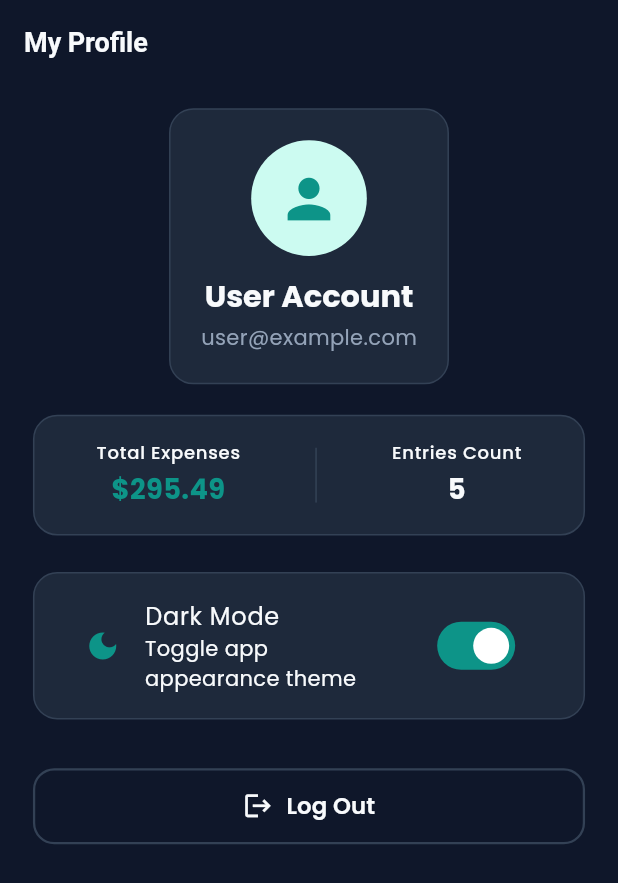
After one commit to shohanur55/mini_expense_tracker, a Flutter app: the ProfileView screen opened directly, after a tap on "Dark Mode", on a phone screen of 412 x 824 dp. The commit adds this screen. Shown: the top 883 px of the screen. Run offline on Flutter 3.47's test engine with Material 3 defaults, Android fonts, the phone set to English and light mode, and no system bars; our stand-ins replace fl_chart, flutter_screenutil, get, get_storage, google_fonts; accounts and stored records are empty.

Commit message:
Add profile screen and refactor form widgets
Introduces a new `ProfileView` with user info, expense stats, theme toggle, and logout confirmation. Refactors date selection to a simpler `showDatePicker`-based `CustomDatePicker`, adds a reusable generic `CustomDropdown`, and adds `ExpenseService` plus `DateFormatter` utilities to centralize expense storage and formatting. Removes unused legacy GetX controllers and the old commented logout dialog helper.

```diff
--- /dev/null
+++ b/lib/core/service/expense_service.dart
@@ -0,0 +1,123 @@
+import 'package:get/get.dart';
+import 'package:get_storage/get_storage.dart';
+import '../../feature/expense/model/expense_model.dart';
+
+class ExpenseService extends GetxService {
+  static ExpenseService get to => Get.find<ExpenseService>();
+  final _storage = GetStorage();
+
+  static const String _expensesKey = 'user_expenses_list';
+
+  Future<List<ExpenseModel>> getExpenses(String userId) async {
+    await Future.delayed(const Duration(milliseconds: 300)); // Simulate async fetch
+    final rawList = _storage.read<List<dynamic>>(_expensesKey) ?? [];
+
+    final List<ExpenseModel> userExpenses = [];
+    for (var item in rawList) {
+      if (item is Map<String, dynamic>) {
+        final expense = ExpenseModel.fromJson(item);
+        if (expense.userId == userId || userId.isEmpty) {
+          userExpenses.add(expense);
+        }
+      }
+    }
+
+    // Default mock expenses if user has no expenses initially (for demo excellence)
+    if (userExpenses.isEmpty && userId.isNotEmpty) {
+      final initialMocks = _generateDefaultMocks(userId);
+      await saveAllExpenses(initialMocks);
+      return initialMocks;
+    }
+
+    // Sort by date descending (newest first)
+    userExpenses.sort((a, b) => b.date.compareTo(a.date));
+    return userExpenses;
+  }
+
+  Future<void> addExpense(ExpenseModel expense) async {
+    await Future.delayed(const Duration(milliseconds: 400));
+    final rawList = _storage.read<List<dynamic>>(_expensesKey) ?? [];
+    rawList.add(expense.toJson());
+    await _storage.write(_expensesKey, rawList);
+  }
+
+  Future<void> updateExpense(ExpenseModel updatedExpense) async {
+    await Future.delayed(const Duration(milliseconds: 400));
+    final rawList = _storage.read<List<dynamic>>(_expensesKey) ?? [];
+    final index = rawList.indexWhere(
+      (element) => element is Map && element['id'] == updatedExpense.id,
+    );
+
+    if (index != -1) {
+      rawList[index] = updatedExpense.toJson();
+      await _storage.write(_expensesKey, rawList);
+    } else {
+      throw 'Expense not found to update';
+    }
+  }
+
+  Future<void> deleteExpense(String expenseId) async {
+    await Future.delayed(const Duration(milliseconds: 300));
+    final rawList = _storage.read<List<dynamic>>(_expensesKey) ?? [];
+    rawList.removeWhere(
+      (element) => element is Map && element['id'] == expenseId,
+    );
+    await _storage.write(_expensesKey, rawList);
+  }
+
+  Future<void> saveAllExpenses(List<ExpenseModel> expenses) async {
+    final rawList = expenses.map((e) => e.toJson()).toList();
+    await _storage.write(_expensesKey, rawList);
+  }
+
+  List<ExpenseModel> _generateDefaultMocks(String userId) {
+    final now = DateTime.now();
+    return [
+      ExpenseModel(
+        id: 'mock_1',
+        userId: userId,
+        amount: 45.50,
+        category: 'Food & Dining',
+        date: now.subtract(const Duration(hours: 3)),
+        note: 'Grocery shopping & fresh veggies',
+        createdAt: now.subtract(const Duration(hours: 3)),
+      ),
+      ExpenseModel(
+        id: 'mock_2',
+        userId: userId,
+        amount: 25.00,
+        category: 'Transportation',
+        date: now.subtract(const Duration(days: 1)),
+        note: 'Uber ride to city center',
+        createdAt: now.subtract(const Duration(days: 1)),
+      ),
+      ExpenseModel(
+        id: 'mock_3',
+        userId: userId,
+        amount: 120.00,
+        category: 'Bills & Utilities',
+        date: now.subtract(const Duration(days: 2)),
+        note: 'Electricity bill payment',
+        createdAt: now.subtract(const Duration(days: 2)),
+      ),
+      ExpenseModel(
+        id: 'mock_4',
+        userId: userId,
+        amount: 89.99,
+        category: 'Shopping',
+        date: now.subtract(const Duration(days: 4)),
+        note: 'New sneakers',
+        createdAt: now.subtract(const Duration(days: 4)),
+      ),
+      ExpenseModel(
+        id: 'mock_5',
+        userId: userId,
+        amount: 15.00,
+        category: 'Entertainment',
+        date: now.subtract(const Duration(days: 6)),
+        note: 'Cinema ticket',
+        createdAt: now.subtract(const Duration(days: 6)),
+      ),
+    ];
+  }
+}
--- /dev/null
+++ b/lib/core/utility/date_formatter.dart
@@ -0,0 +1,24 @@
+import 'package:intl/intl.dart';
+import 'app_constants.dart';
+
+class DateFormatter {
+  static String formatShortDate(DateTime date) {
+    return DateFormat('MMM dd, yyyy').format(date);
+  }
+
+  static String formatFullDate(DateTime date) {
+    return DateFormat('EEEE, MMM dd, yyyy').format(date);
+  }
+
+  static String formatMonthYear(DateTime date) {
+    return DateFormat('MMMM yyyy').format(date);
+  }
+
+  static String formatCurrency(double amount) {
+    final formatter = NumberFormat.currency(
+      symbol: AppConstants.currencySymbol,
+      decimalDigits: 2,
+    );
+    return formatter.format(amount);
+  }
+}
--- /dev/null
+++ b/lib/feature/profile/view/profile_view.dart
@@ -0,0 +1,172 @@
+import 'package:flutter/material.dart';
+import 'package:flutter_screenutil/flutter_screenutil.dart';
+import 'package:get/get.dart';
+import '../../../core/global_widget/custom_button.dart';
+import '../../../core/global_widget/custom_card.dart';
+import '../../../core/global_widget/custom_dialog.dart';
+import '../../../core/service/auth_service.dart';
+import '../../../core/theme/app_colors.dart';
+import '../../../core/theme/theme_controller.dart';
+import '../../../core/utility/date_formatter.dart';
+import '../../auth/controller/auth_controller.dart';
+import '../../expense/controller/expense_controller.dart';
+
+class ProfileView extends StatelessWidget {
+  const ProfileView({super.key});
+
+  @override
+  Widget build(BuildContext context) {
+    final isDark = Theme.of(context).brightness == Brightness.dark;
+    final authService = AuthService.to;
+    final themeController = ThemeController.to;
+    final expenseController = ExpenseController.to;
+
+    return Scaffold(
+      appBar: AppBar(
+        title: const Text('My Profile'),
+      ),
+      body: SafeArea(
+        child: SingleChildScrollView(
+          padding: EdgeInsets.symmetric(horizontal: 20.w, vertical: 16.h),
+          child: Column(
+            children: [
+              // User Avatar & Info Card
+              CustomCard(
+                padding: EdgeInsets.all(20.r),
+                child: Column(
+                  children: [
+                    CircleAvatar(
+                      radius: 38.r,
+                      backgroundColor: AppColors.primarySoft,
+                      child: Icon(
+                        Icons.person,
+                        size: 42.r,
+                        color: AppColors.primary,
+                      ),
+                    ),
+                    SizedBox(height: 14.h),
+                    Obx(
+                      () => Text(
+                        authService.currentUserName.value ?? 'User Account',
+                        style: Theme.of(context)
+                            .textTheme
+                            .headlineMedium
+                            ?.copyWith(fontSize: 20.sp, fontWeight: FontWeight.w700),
+                      ),
+                    ),
+                    SizedBox(height: 4.h),
+                    Obx(
+                      () => Text(
+                        authService.currentUserEmail.value ?? 'user@example.com',
+                        style: Theme.of(context).textTheme.bodyMedium?.copyWith(
+                              color: isDark
+                                  ? AppColors.darkTextSecondary
+                                  : AppColors.lightTextSecondary,
+                            ),
+                      ),
+                    ),
+                  ],
+                ),
+              ),
+              SizedBox(height: 20.h),
+
+              // Spending Statistics Card
+              CustomCard(
+                padding: EdgeInsets.all(16.r),
+                child: Row(
+                  mainAxisAlignment: MainAxisAlignment.spaceAround,
+                  children: [
+                    Column(
+                      children: [
+                        Text(
+                          'Total Expenses',
+                          style: Theme.of(context).textTheme.labelMedium,
+                        ),
+                        SizedBox(height: 4.h),
+                        Obx(
+                          () => Text(
+                            DateFormatter.formatCurrency(
+                                expenseController.totalExpense),
+                            style: TextStyle(
+                              fontSize: 18.sp,
+                              fontWeight: FontWeight.w700,
+                              color: AppColors.primary,
+                            ),
+                          ),
+                        ),
+                      ],
+                    ),
+                    Container(
+                      height: 36.h,
+                      width: 1,
+                      color: isDark ? AppColors.darkBorder : AppColors.lightBorder,
+                    ),
+                    Column(
+                      children: [
+                        Text(
+                          'Entries Count',
+                          style: Theme.of(context).textTheme.labelMedium,
+                        ),
+                        SizedBox(height: 4.h),
+                        Obx(
+                          () => Text(
+                            '${expenseController.expenses.length}',
+                            style: TextStyle(
+                              fontSize: 18.sp,
+                              fontWeight: FontWeight.w700,
+                            ),
+                          ),
+                        ),
+                      ],
+                    ),
+                  ],
+                ),
+              ),
+              SizedBox(height: 24.h),
+
+              // Settings & Theme Toggle
+              CustomCard(
+                padding: EdgeInsets.symmetric(horizontal: 16.w, vertical: 8.h),
+                child: Column(
+                  children: [
+                    Obx(
+                      () => SwitchListTile(
+                        value: themeController.isDarkMode.value,
+                        onChanged: (val) => themeController.toggleTheme(),
+                        title: const Text('Dark Mode'),
+                        subtitle: const Text('Toggle app appearance theme'),
+                        secondary: Icon(
+                          themeController.isDarkMode.value
+                              ? Icons.dark_mode
+                              : Icons.light_mode,
+                          color: AppColors.primary,
+                        ),
+                      ),
+                    ),
+                  ],
+                ),
+              ),
+              SizedBox(height: 32.h),
+
+              // Logout Button
+              CustomButton(
+                text: 'Log Out',
+                icon: Icons.logout,
+                type: ButtonType.outline,
+                onPressed: () {
+                  CustomDialog.show(
+                    title: 'Log Out',
+                    message: 'Are you sure you want to log out of your account?',
+                    confirmText: 'Log Out',
+                    confirmColor: AppColors.error,
+                    onConfirm: () => AuthController.to.logout(),
+                  );
+                },
+              ),
+            ],
+          ),
+        ),
+      ),
+    );
+  }
+}
```
Also changed, not shown: lib/core/global_widget/controller/custom_date_time_controller.dart (deleted, +0 -14 lines), lib/core/global_widget/controller/custom_drop_down_controller.dart (deleted, +0 -17 lines), lib/core/global_widget/custom_date_picker.dart (+38 -100 lines), lib/core/global_widget/custom_dropdown.dart (added, +78 -0 lines), lib/core/utility/show_logout_dialogbox.dart (deleted, +0 -118 lines), 1 other file.
